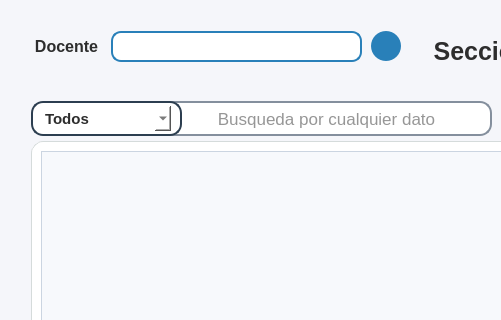
This is resources/ui/detalles_seccion.ui in Proyecto-Uptjaa/Proyecto_SIRA as Qt 5 draws it before an edit; both pictures show x 0 to 501 and y 0 to 320 of the 636 by 650 pixel window. The edited form follows.
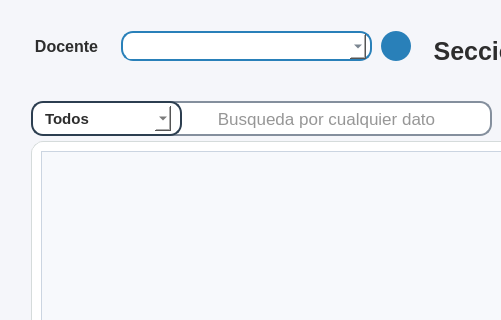
This is the edited form. Icons and pictures are not drawn.

Patch:
```diff
--- a/resources/ui/detalles_seccion.ui
+++ b/resources/ui/detalles_seccion.ui
@@ -494,54 +494,6 @@
        <bool>true</bool>
       </property>
      </widget>
-     <widget class="QLineEdit" name="lneDocente_seccion">
-      <property name="geometry">
-       <rect>
-        <x>100</x>
-        <y>20</y>
-        <width>251</width>
-        <height>31</height>
-       </rect>
-      </property>
-      <property name="minimumSize">
-       <size>
-        <width>200</width>
-        <height>30</height>
-       </size>
-      </property>
-      <property name="maximumSize">
-       <size>
-        <width>300</width>
-        <height>50</height>
-       </size>
-      </property>
-      <property name="font">
-       <font>
-        <family>Segoe UI</family>
-       </font>
-      </property>
-      <property name="styleSheet">
-       <string notr="true"/>
-      </property>
-      <property name="text">
-       <string/>
-      </property>
-      <property name="maxLength">
-       <number>15</number>
-      </property>
-      <property name="alignment">
-       <set>Qt::AlignmentFlag::AlignLeading|Qt::AlignmentFlag::AlignLeft|Qt::AlignmentFlag::AlignVCenter</set>
-      </property>
-      <property name="readOnly">
-       <bool>true</bool>
-      </property>
-      <property name="placeholderText">
-       <string/>
-      </property>
-      <property name="clearButtonEnabled">
-       <bool>true</bool>
-      </property>
-     </widget>
      <widget class="QLabel" name="lblCedula_registro_estudiante">
       <property name="geometry">
        <rect>
@@ -707,7 +659,7 @@
      <widget class="QPushButton" name="btnMover_seccion_2">
       <property name="geometry">
        <rect>
-        <x>360</x>
+        <x>370</x>
         <y>20</y>
         <width>30</width>
         <height>30</height>
@@ -770,6 +722,120 @@
        </size>
       </property>
      </widget>
+     <widget class="QFrame" name="frameDocente_seccion">
+      <property name="geometry">
+       <rect>
+        <x>110</x>
+        <y>20</y>
+        <width>251</width>
+        <height>30</height>
+       </rect>
+      </property>
+      <property name="minimumSize">
+       <size>
+        <width>251</width>
+        <height>30</height>
+       </size>
+      </property>
+      <property name="maximumSize">
+       <size>
+        <width>251</width>
+        <height>30</height>
+       </size>
+      </property>
+      <property name="styleSheet">
+       <string notr="true">QFrame{
+	background-color: white;
+	border: 1.5px solid #2980b9;
+	border-radius: 12px;
+}
+QComboBox QAbstractItemView {
+    border: 1px solid #ccc;
+    border-radius: 5px;
+    background-color: white;
+    color: #333;
+}
+</string>
+      </property>
+      <property name="frameShape">
+       <enum>QFrame::Shape::StyledPanel</enum>
+      </property>
+      <property name="frameShadow">
+       <enum>QFrame::Shadow::Raised</enum>
+      </property>
+      <widget class="QComboBox" name="cbxDocente_seccion">
+       <property name="geometry">
+        <rect>
+         <x>5</x>
+         <y>3</y>
+         <width>240</width>
+         <height>25</height>
+        </rect>
+       </property>
+       <property name="maximumSize">
+        <size>
+         <width>249</width>
+         <height>30</height>
+        </size>
+       </property>
+       <property name="font">
+        <font>
+         <family>Segoe UI</family>
+         <pointsize>11</pointsize>
+         <bold>true</bold>
+        </font>
+       </property>
+       <property name="cursor">
+        <cursorShape>PointingHandCursor</cursorShape>
+       </property>
+       <property name="styleSheet">
+        <string notr="true">QComboBox {
+    background-color: #ffffff;
+    color: #2c3e50;
+    border-radius: 4px;
+    padding: 5px 10px;
+}
+
+QComboBox:hover {
+    border: 1px solid #3498db;
+}
+
+QComboBox:disabled {
+    background-color: #ecf0f1;
+    color: #7f8c8d;
+}
+
+QComboBox QAbstractItemView {
+    background-color: #ffffff;
+    color: #2c3e50;
+    selection-background-color: #3498db;
+    selection-color: #ffffff;
+    border: 1px solid #bdc3c7;
+    padding: 2px;
+}
+
+QComboBox QAbstractItemView::item {
+    min-height: 25px;
+    padding: 5px;
+}
+
+QComboBox QAbstractItemView::item:hover {
+    background-color: #ecf0f1;
+}
+
+QComboBox QAbstractItemView::item:selected {
+    background-color: #3498db;
+    color: #ffffff;
+}</string>
+       </property>
+       <property name="iconSize">
+        <size>
+         <width>5</width>
+         <height>5</height>
+        </size>
+       </property>
+      </widget>
+     </widget>
      <zorder>btnMover_estudiante</zorder>
      <zorder>lblLogo_estu</zorder>
      <zorder>line_2</zorder>
```
Left out of the diff: 6 changed lines with no effect on the pictures.
